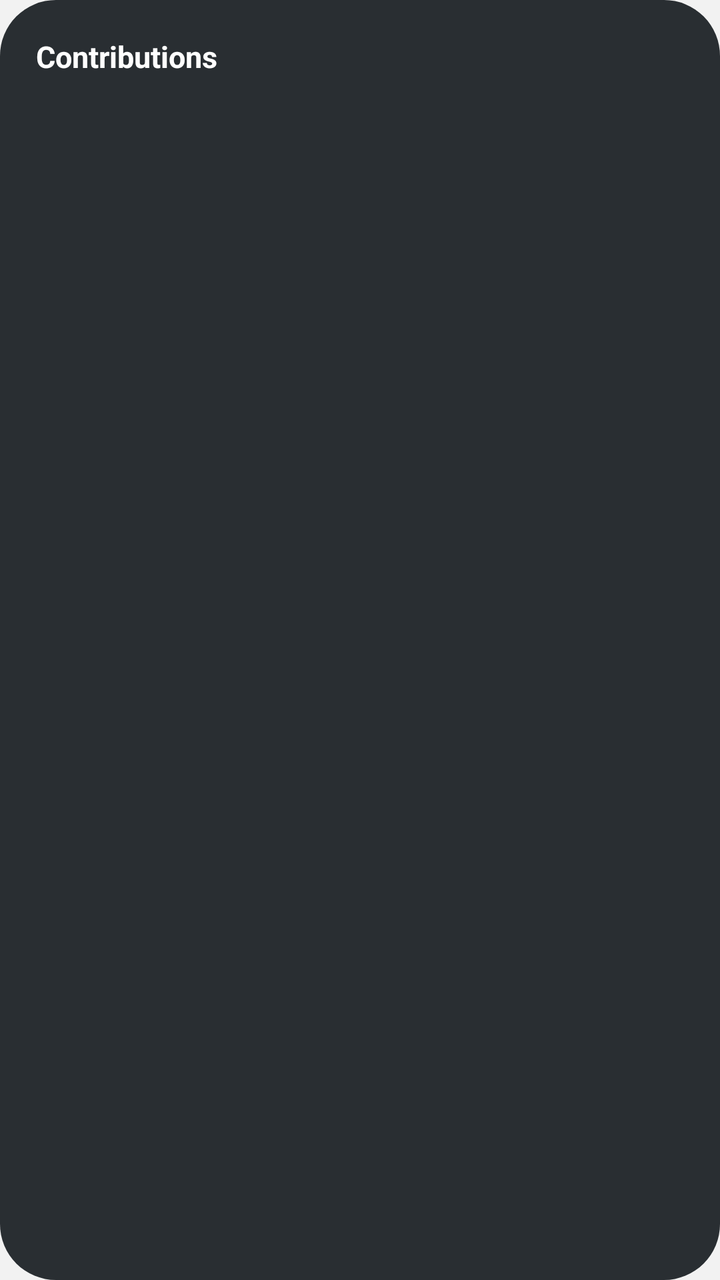
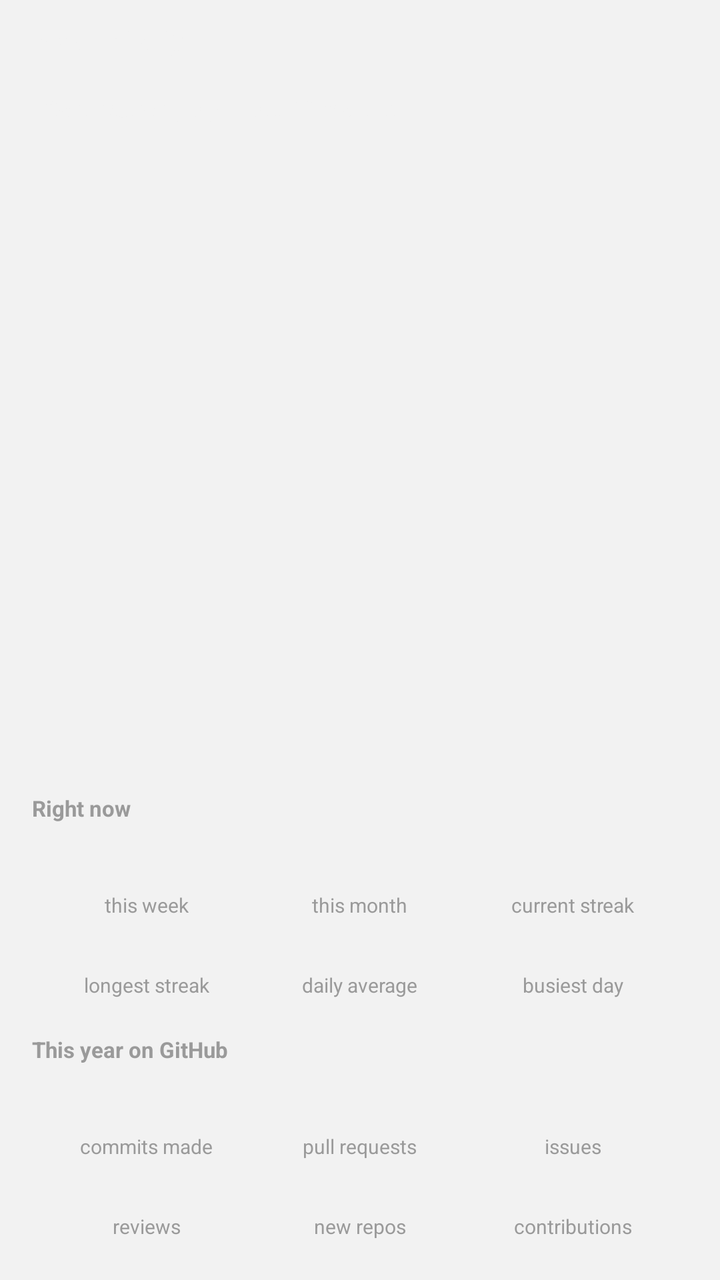

The first picture is an Android layout as it rendered before a commit; the second is the same layout after the commit. The layout source and the unified diff follow.
<!-- AndroidManifest.xml: application theme AppTheme -->
<!-- res/layout/widget_contrib_big.xml -->
<?xml version="1.0" encoding="utf-8"?>
<LinearLayout xmlns:android="http://schemas.android.com/apk/res/android"
    android:id="@+id/widget_root"
    android:layout_width="match_parent"
    android:layout_height="match_parent"
    android:background="@drawable/widget_bg"
    android:orientation="vertical"
    android:padding="18dp">

    <LinearLayout
        android:layout_width="match_parent"
        android:layout_height="wrap_content"
        android:gravity="center_vertical"
        android:orientation="horizontal">

        <TextView
            android:layout_width="0dp"
            android:layout_height="wrap_content"
            android:layout_weight="1"
            android:text="Contributions"
            android:textColor="#FFFFFFFF"
            android:textSize="15sp"
            android:textStyle="bold" />

        <TextView
            android:id="@+id/w_total"
            android:layout_width="wrap_content"
            android:layout_height="wrap_content"
            android:text=""
            android:textColor="#FF63A4FF"
            android:textSize="15sp"
            android:textStyle="bold" />
    </LinearLayout>

    <ImageView
        android:id="@+id/w_heat"
        android:layout_width="match_parent"
        android:layout_height="0dp"
        android:layout_weight="1"
        android:layout_marginTop="14dp"
        android:scaleType="fitCenter"
        android:contentDescription="@string/heat_desc" />

    <TextView
        android:id="@+id/w_stats"
        android:layout_width="wrap_content"
        android:layout_height="wrap_content"
        android:layout_marginTop="12dp"
        android:text=""
        android:textColor="#FFD5D9DE"
        android:textSize="12sp"
        android:maxLines="1" />
</LinearLayout>
<!-- resources referenced by this layout -->
<resources>
  <!-- drawable widget_bg (drawable) -->
  <?xml version="1.0" encoding="utf-8"?>
  <shape xmlns:android="http://schemas.android.com/apk/res/android" android:shape="rectangle">
      <corners android:radius="28dp" />
      <solid android:color="#F21F2429" />
  </shape>
  <string name="heat_desc">GitHub contribution heatmap</string>
  <style name="AppTheme" parent="@android:style/Theme.Material.Light.NoActionBar">
          <item name="android:statusBarColor">#F2F2F2</item>
          <item name="android:navigationBarColor">#F2F2F2</item>
          <item name="android:windowLightStatusBar">true</item>
          <item name="android:windowBackground">#F2F2F2</item>
      </style>
</resources>

<!-- the commit's change to res/layout/widget_contrib_big.xml (unified diff, before → after) -->
@@ -3,23 +3,25 @@
     android:id="@+id/widget_root"
     android:layout_width="match_parent"
     android:layout_height="match_parent"
-    android:background="@drawable/widget_bg"
+    android:background="@drawable/widget_root_bg"
     android:orientation="vertical"
-    android:padding="18dp">
+    android:padding="10dp">
 
     <LinearLayout
         android:layout_width="match_parent"
         android:layout_height="wrap_content"
         android:gravity="center_vertical"
-        android:orientation="horizontal">
+        android:orientation="horizontal"
+        android:paddingStart="6dp"
+        android:paddingEnd="6dp">
 
         <TextView
             android:layout_width="0dp"
             android:layout_height="wrap_content"
             android:layout_weight="1"
-            android:text="Contributions"
-            android:textColor="#FFFFFFFF"
-            android:textSize="15sp"
+            android:text="Productivity"
+            android:textColor="#FFF2F2F2"
+            android:textSize="14sp"
             android:textStyle="bold" />
 
         <TextView
@@ -28,26 +30,376 @@
             android:layout_height="wrap_content"
             android:text=""
             android:textColor="#FF63A4FF"
-            android:textSize="15sp"
+            android:textSize="14sp"
             android:textStyle="bold" />
     </LinearLayout>
 
-    <ImageView
-        android:id="@+id/w_heat"
+    <LinearLayout
         android:layout_width="match_parent"
         android:layout_height="0dp"
         android:layout_weight="1"
-        android:layout_marginTop="14dp"
-        android:scaleType="fitCenter"
-        android:contentDescription="@string/heat_desc" />
+        android:layout_marginTop="6dp"
+        android:background="@drawable/widget_card"
+        android:orientation="vertical"
+        android:padding="12dp">
+
+        <TextView
+            android:layout_width="wrap_content"
+            android:layout_height="wrap_content"
+            android:text="Contribution graph · last 12 months"
+            android:textColor="#FFF2F2F2"
+            android:textSize="11sp"
+            android:textStyle="bold" />
+
+        <ImageView
+            android:id="@+id/w_heat"
+            android:layout_width="match_parent"
+            android:layout_height="0dp"
+            android:layout_weight="1"
+            android:layout_marginTop="6dp"
+            android:scaleType="fitCenter"
+            android:contentDescription="@string/heat_desc" />
+    </LinearLayout>
 
     <TextView
-        android:id="@+id/w_stats"
         android:layout_width="wrap_content"
         android:layout_height="wrap_content"
-        android:layout_marginTop="12dp"
-        android:text=""
-        android:textColor="#FFD5D9DE"
-        android:textSize="12sp"
-        android:maxLines="1" />
+        android:layout_marginStart="6dp"
+        android:layout_marginTop="8dp"
+        android:text="Right now"
+        android:textColor="#FF9A9A9A"
+        android:textSize="11sp"
+        android:textStyle="bold" />
+
+    <LinearLayout
+        android:layout_width="match_parent"
+        android:layout_height="wrap_content"
+        android:layout_marginTop="4dp"
+        android:background="@drawable/widget_card"
+        android:orientation="vertical"
+        android:padding="10dp">
+
+    <LinearLayout
+        android:layout_width="match_parent"
+        android:layout_height="wrap_content"
+        android:orientation="horizontal">
+
+        <LinearLayout
+            android:layout_width="0dp"
+            android:layout_height="wrap_content"
+            android:layout_weight="1"
+            android:gravity="center"
+            android:orientation="vertical">
+
+            <TextView
+                android:id="@+id/v1"
+                android:layout_width="wrap_content"
+                android:layout_height="wrap_content"
+                android:text=""
+                android:textColor="#FFF2F2F2"
+                android:textSize="15sp"
+                android:textStyle="bold" />
+
+            <TextView
+                android:layout_width="wrap_content"
+                android:layout_height="wrap_content"
+                android:text="this week"
+                android:textColor="#FF9A9A9A"
+                android:textSize="10sp" />
+        </LinearLayout>
+        <LinearLayout
+            android:layout_width="0dp"
+            android:layout_height="wrap_content"
+            android:layout_weight="1"
+            android:gravity="center"
+            android:orientation="vertical">
+
+            <TextView
+                android:id="@+id/v2"
+                android:layout_width="wrap_content"
+                android:layout_height="wrap_content"
+                android:text=""
+                android:textColor="#FFF2F2F2"
+                android:textSize="15sp"
+                android:textStyle="bold" />
+
+            <TextView
+                android:layout_width="wrap_content"
+                android:layout_height="wrap_content"
+                android:text="this month"
+                android:textColor="#FF9A9A9A"
+                android:textSize="10sp" />
+        </LinearLayout>
+        <LinearLayout
+            android:layout_width="0dp"
+            android:layout_height="wrap_content"
+            android:layout_weight="1"
+            android:gravity="center"
+            android:orientation="vertical">
+
+            <TextView
+                android:id="@+id/v3"
+                android:layout_width="wrap_content"
+                android:layout_height="wrap_content"
+                android:text=""
+                android:textColor="#FFF2F2F2"
+                android:textSize="15sp"
+                android:textStyle="bold" />
+
+            <TextView
+                android:layout_width="wrap_content"
+                android:layout_height="wrap_content"
+                android:text="current streak"
+                android:textColor="#FF9A9A9A"
+                android:textSize="10sp" />
+        </LinearLayout>
+    </LinearLayout>
+    <Space android:layout_width="match_parent" android:layout_height="6dp" />
+    <LinearLayout
+        android:layout_width="match_parent"
+        android:layout_height="wrap_content"
+        android:orientation="horizontal">
+
+        <LinearLayout
+            android:layout_width="0dp"
+            android:layout_height="wrap_content"
+            android:layout_weight="1"
+            android:gravity="center"
+            android:orientation="vertical">
+
+            <TextView
+                android:id="@+id/v4"
+                android:layout_width="wrap_content"
+                android:layout_height="wrap_content"
+                android:text=""
+                android:textColor="#FFF2F2F2"
+                android:textSize="15sp"
+                android:textStyle="bold" />
+
+            <TextView
+                android:layout_width="wrap_content"
+                android:layout_height="wrap_content"
+                android:text="longest streak"
+                android:textColor="#FF9A9A9A"
+                android:textSize="10sp" />
+        </LinearLayout>
+        <LinearLayout
+            android:layout_width="0dp"
+            android:layout_height="wrap_content"
+            android:layout_weight="1"
+            android:gravity="center"
+            android:orientation="vertical">
+
+            <TextView
+                android:id="@+id/v5"
+                android:layout_width="wrap_content"
+                android:layout_height="wrap_content"
+                android:text=""
+                android:textColor="#FFF2F2F2"
+                android:textSize="15sp"
+                android:textStyle="bold" />
+
+            <TextView
+                android:layout_width="wrap_content"
+                android:layout_height="wrap_content"
+                android:text="daily average"
+                android:textColor="#FF9A9A9A"
+                android:textSize="10sp" />
+        </LinearLayout>
+        <LinearLayout
+            android:layout_width="0dp"
+            android:layout_height="wrap_content"
+            android:layout_weight="1"
+            android:gravity="center"
+            android:orientation="vertical">
+
+            <TextView
+                android:id="@+id/v6"
+                android:layout_width="wrap_content"
+                android:layout_height="wrap_content"
+                android:text=""
+                android:textColor="#FFF2F2F2"
+                android:textSize="15sp"
+                android:textStyle="bold" />
+
+            <TextView
+                android:layout_width="wrap_content"
+                android:layout_height="wrap_content"
+                android:text="busiest day"
+                android:textColor="#FF9A9A9A"
+                android:textSize="10sp" />
+        </LinearLayout>
+    </LinearLayout>
+    </LinearLayout>
+
+    <TextView
+        android:layout_width="wrap_content"
+        android:layout_height="wrap_content"
+        android:layout_marginStart="6dp"
+        android:layout_marginTop="8dp"
+        android:text="This year on GitHub"
+        android:textColor="#FF9A9A9A"
+        android:textSize="11sp"
+        android:textStyle="bold" />
+
+    <LinearLayout
+        android:layout_width="match_parent"
+        android:layout_height="wrap_content"
+        android:layout_marginTop="4dp"
+        android:background="@drawable/widget_card"
+        android:orientation="vertical"
+        android:padding="10dp">
+
+    <LinearLayout
+        android:layout_width="match_parent"
+        android:layout_height="wrap_content"
+        android:orientation="horizontal">
+
+        <LinearLayout
+            android:layout_width="0dp"
+            android:layout_height="wrap_content"
+            android:layout_weight="1"
+            android:gravity="center"
+            android:orientation="vertical">
+
+            <TextView
+                android:id="@+id/v7"
+                android:layout_width="wrap_content"
+                android:layout_height="wrap_content"
+                android:text=""
+                android:textColor="#FFF2F2F2"
+                android:textSize="15sp"
+                android:textStyle="bold" />
+
+            <TextView
+                android:layout_width="wrap_content"
+                android:layout_height="wrap_content"
+                android:text="commits made"
+                android:textColor="#FF9A9A9A"
+                android:textSize="10sp" />
+        </LinearLayout>
+        <LinearLayout
+            android:layout_width="0dp"
+            android:layout_height="wrap_content"
+            android:layout_weight="1"
+            android:gravity="center"
+            android:orientation="vertical">
+
+            <TextView
+                android:id="@+id/v8"
+                android:layout_width="wrap_content"
+                android:layout_height="wrap_content"
+                android:text=""
+                android:textColor="#FFF2F2F2"
+                android:textSize="15sp"
+                android:textStyle="bold" />
+
+            <TextView
+                android:layout_width="wrap_content"
+                android:layout_height="wrap_content"
+                android:text="pull requests"
+                android:textColor="#FF9A9A9A"
+                android:textSize="10sp" />
+        </LinearLayout>
+        <LinearLayout
+            android:layout_width="0dp"
+            android:layout_height="wrap_content"
+            android:layout_weight="1"
+            android:gravity="center"
+            android:orientation="vertical">
+
+            <TextView
+                android:id="@+id/v9"
+                android:layout_width="wrap_content"
+                android:layout_height="wrap_content"
+                android:text=""
+                android:textColor="#FFF2F2F2"
+                android:textSize="15sp"
+                android:textStyle="bold" />
+
+            <TextView
+                android:layout_width="wrap_content"
+                android:layout_height="wrap_content"
+                android:text="issues"
+                android:textColor="#FF9A9A9A"
+                android:textSize="10sp" />
+        </LinearLayout>
+    </LinearLayout>
+    <Space android:layout_width="match_parent" android:layout_height="6dp" />
+    <LinearLayout
+        android:layout_width="match_parent"
+        android:layout_height="wrap_content"
+        android:orientation="horizontal">
+
+        <LinearLayout
+            android:layout_width="0dp"
+            android:layout_height="wrap_content"
+            android:layout_weight="1"
+            android:gravity="center"
+            android:orientation="vertical">
+
+            <TextView
+                android:id="@+id/v10"
+                android:layout_width="wrap_content"
+                android:layout_height="wrap_content"
+                android:text=""
+                android:textColor="#FFF2F2F2"
+                android:textSize="15sp"
+                android:textStyle="bold" />
+
+            <TextView
+                android:layout_width="wrap_content"
+                android:layout_height="wrap_content"
+                android:text="reviews"
+                android:textColor="#FF9A9A9A"
+                android:textSize="10sp" />
+        </LinearLayout>
+        <LinearLayout
+            android:layout_width="0dp"
+            android:layout_height="wrap_content"
+            android:layout_weight="1"
+            android:gravity="center"
+            android:orientation="vertical">
+
+            <TextView
+                android:id="@+id/v11"
+                android:layout_width="wrap_content"
+                android:layout_height="wrap_content"
+                android:text=""
+                android:textColor="#FFF2F2F2"
+                android:textSize="15sp"
+                android:textStyle="bold" />
+
+            <TextView
+                android:layout_width="wrap_content"
+                android:layout_height="wrap_content"
+                android:text="new repos"
+                android:textColor="#FF9A9A9A"
+                android:textSize="10sp" />
+        </LinearLayout>
+        <LinearLayout
+            android:layout_width="0dp"
+            android:layout_height="wrap_content"
+            android:layout_weight="1"
+            android:gravity="center"
+            android:orientation="vertical">
+
+            <TextView
+                android:id="@+id/v12"
+                android:layout_width="wrap_content"
+                android:layout_height="wrap_content"
+                android:text=""
+                android:textColor="#FFF2F2F2"
+                android:textSize="15sp"
+                android:textStyle="bold" />
+
+            <TextView
+                android:layout_width="wrap_content"
+                android:layout_height="wrap_content"
+                android:text="contributions"
+                android:textColor="#FF9A9A9A"
+                android:textSize="10sp" />
+        </LinearLayout>
+    </LinearLayout>
+    </LinearLayout>
 </LinearLayout>
<!-- resource entries referenced after the edit -->
@@ -1,11 +1,5 @@
 <!-- resources referenced by this layout -->
 <resources>
-  <!-- drawable widget_bg (drawable) -->
-  <?xml version="1.0" encoding="utf-8"?>
-  <shape xmlns:android="http://schemas.android.com/apk/res/android" android:shape="rectangle">
-      <corners android:radius="28dp" />
-      <solid android:color="#F21F2429" />
-  </shape>
   <string name="heat_desc">GitHub contribution heatmap</string>
   <style name="AppTheme" parent="@android:style/Theme.Material.Light.NoActionBar">
           <item name="android:statusBarColor">#F2F2F2</item>
